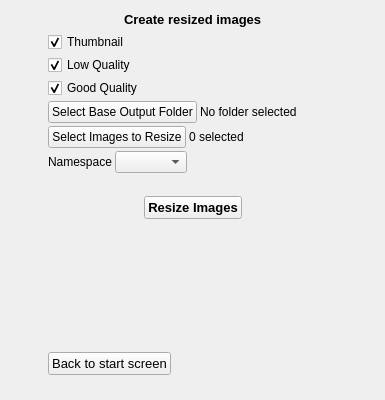
The window that src/generatewebsite.ui (kopolzin/bioimages-collection-manager) describes before a commit, drawn with Qt 5.
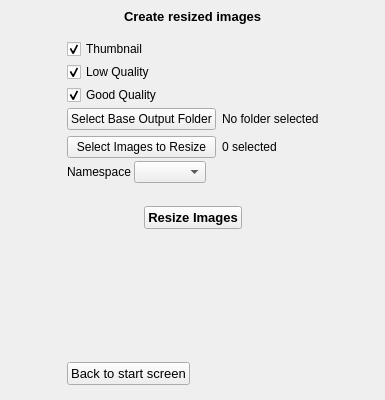
The same window after the commit. Icons and pictures are not drawn.

The edit to the form file:
```diff
--- a/src/generatewebsite.ui
+++ b/src/generatewebsite.ui
@@ -10,6 +10,12 @@
     <height>400</height>
    </rect>
   </property>
+  <property name="sizePolicy">
+   <sizepolicy hsizetype="MinimumExpanding" vsizetype="Preferred">
+    <horstretch>0</horstretch>
+    <verstretch>0</verstretch>
+   </sizepolicy>
+  </property>
   <property name="windowTitle">
    <string>Generate Website</string>
   </property>
@@ -17,21 +23,18 @@
    <iconset resource="BioCM.qrc">
     <normaloff>:/icon.png</normaloff>:/icon.png</iconset>
   </property>
-  <layout class="QHBoxLayout" name="horizontalLayout_10">
-   <property name="spacing">
-    <number>0</number>
-   </property>
+  <layout class="QHBoxLayout" name="horizontalLayout">
    <property name="leftMargin">
-    <number>0</number>
+    <number>6</number>
    </property>
    <property name="topMargin">
-    <number>9</number>
+    <number>6</number>
    </property>
    <property name="rightMargin">
-    <number>0</number>
+    <number>6</number>
    </property>
    <property name="bottomMargin">
-    <number>9</number>
+    <number>0</number>
    </property>
    <item>
     <spacer name="horizontalSpacer_10">
@@ -96,34 +99,33 @@
       </layout>
      </item>
      <item>
-      <layout class="QHBoxLayout" name="horizontalLayout">
-       <item>
-        <widget class="QCheckBox" name="resizeThumbCheckbox">
-         <property name="text">
-          <string>Thumbnail</string>
-         </property>
-         <property name="checkable">
-          <bool>true</bool>
-         </property>
-         <property name="checked">
-          <bool>true</bool>
-         </property>
-        </widget>
-       </item>
-       <item>
-        <spacer name="horizontalSpacer">
-         <property name="orientation">
-          <enum>Qt::Horizontal</enum>
-         </property>
-         <property name="sizeHint" stdset="0">
-          <size>
-           <width>40</width>
-           <height>20</height>
-          </size>
-         </property>
-        </spacer>
-       </item>
-      </layout>
+      <spacer name="verticalSpacer_4">
+       <property name="orientation">
+        <enum>Qt::Vertical</enum>
+       </property>
+       <property name="sizeType">
+        <enum>QSizePolicy::Fixed</enum>
+       </property>
+       <property name="sizeHint" stdset="0">
+        <size>
+         <width>20</width>
+         <height>10</height>
+        </size>
+       </property>
+      </spacer>
+     </item>
+     <item>
+      <widget class="QCheckBox" name="resizeThumbCheckbox">
+       <property name="text">
+        <string>Thumbnail</string>
+       </property>
+       <property name="checkable">
+        <bool>true</bool>
+       </property>
+       <property name="checked">
+        <bool>true</bool>
+       </property>
+      </widget>
      </item>
      <item>
       <widget class="QCheckBox" name="resizeLQCheckbox">
@@ -152,11 +154,17 @@
       </widget>
      </item>
      <item>
-      <layout class="QHBoxLayout" name="horizontalLayout_4">
-       <item>
+      <layout class="QGridLayout" name="gridLayout_2">
+       <property name="bottomMargin">
+        <number>0</number>
+       </property>
+       <property name="spacing">
+        <number>6</number>
+       </property>
+       <item row="0" column="0">
         <widget class="QPushButton" name="baseFolderButton">
          <property name="sizePolicy">
-          <sizepolicy hsizetype="Minimum" vsizetype="Minimum">
+          <sizepolicy hsizetype="MinimumExpanding" vsizetype="Minimum">
            <horstretch>0</horstretch>
            <verstretch>0</verstretch>
           </sizepolicy>
@@ -166,34 +174,23 @@
          </property>
         </widget>
        </item>
-       <item>
+       <item row="0" column="1">
         <widget class="QLabel" name="baseFolderLabel">
+         <property name="sizePolicy">
+          <sizepolicy hsizetype="MinimumExpanding" vsizetype="Preferred">
+           <horstretch>0</horstretch>
+           <verstretch>0</verstretch>
+          </sizepolicy>
+         </property>
          <property name="text">
           <string>No folder selected</string>
          </property>
         </widget>
        </item>
-       <item>
-        <spacer name="horizontalSpacer_2">
-         <property name="orientation">
-          <enum>Qt::Horizontal</enum>
-         </property>
-         <property name="sizeHint" stdset="0">
-          <size>
-           <width>40</width>
-           <height>20</height>
-          </size>
-         </property>
-        </spacer>
-       </item>
-      </layout>
-     </item>
-     <item>
-      <layout class="QHBoxLayout" name="horizontalLayout_5">
-       <item>
+       <item row="1" column="0">
         <widget class="QPushButton" name="selectImagesButton">
          <property name="sizePolicy">
-          <sizepolicy hsizetype="Minimum" vsizetype="Minimum">
+          <sizepolicy hsizetype="MinimumExpanding" vsizetype="Minimum">
            <horstretch>0</horstretch>
            <verstretch>0</verstretch>
           </sizepolicy>
@@ -203,21 +200,21 @@
          </property>
         </widget>
        </item>
-       <item>
+       <item row="1" column="1">
         <widget class="QLabel" name="numImagesToResize">
          <property name="text">
           <string>0 selected</string>
          </property>
         </widget>
        </item>
-       <item>
-        <spacer name="horizontalSpacer_3">
+       <item row="0" column="2">
+        <spacer name="horizontalSpacer_2">
          <property name="orientation">
           <enum>Qt::Horizontal</enum>
          </property>
          <property name="sizeHint" stdset="0">
           <size>
-           <width>40</width>
+           <width>0</width>
            <height>20</height>
           </size>
          </property>
@@ -303,6 +300,12 @@
        </item>
        <item>
         <widget class="QPushButton" name="resizeImagesButton">
+         <property name="sizePolicy">
+          <sizepolicy hsizetype="MinimumExpanding" vsizetype="Preferred">
+           <horstretch>0</horstretch>
+           <verstretch>0</verstretch>
+          </sizepolicy>
+         </property>
          <property name="font">
           <font>
            <pointsize>10</pointsize>
@@ -336,7 +339,7 @@
         <enum>Qt::Vertical</enum>
        </property>
        <property name="sizeType">
-        <enum>QSizePolicy::Preferred</enum>
+        <enum>QSizePolicy::MinimumExpanding</enum>
        </property>
        <property name="sizeHint" stdset="0">
         <size>
@@ -350,6 +353,12 @@
       <layout class="QHBoxLayout" name="horizontalLayout_8">
        <item>
         <widget class="QPushButton" name="backButton">
+         <property name="sizePolicy">
+          <sizepolicy hsizetype="Minimum" vsizetype="Maximum">
+           <horstretch>0</horstretch>
+           <verstretch>0</verstretch>
+          </sizepolicy>
+         </property>
          <property name="font">
           <font>
            <pointsize>10</pointsize>
@@ -370,7 +379,7 @@
          <property name="sizeHint" stdset="0">
           <size>
            <width>40</width>
-           <height>20</height>
+           <height>0</height>
           </size>
          </property>
         </spacer>
```
Left out of the diff: 5 changed lines with no effect on the pictures.
